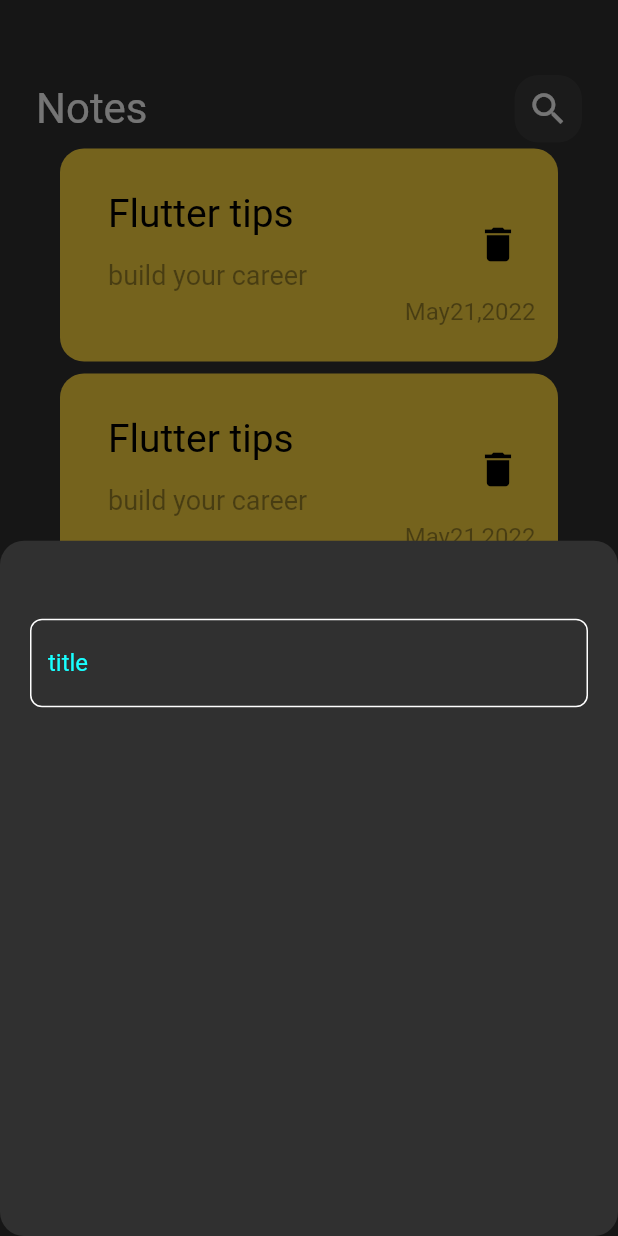
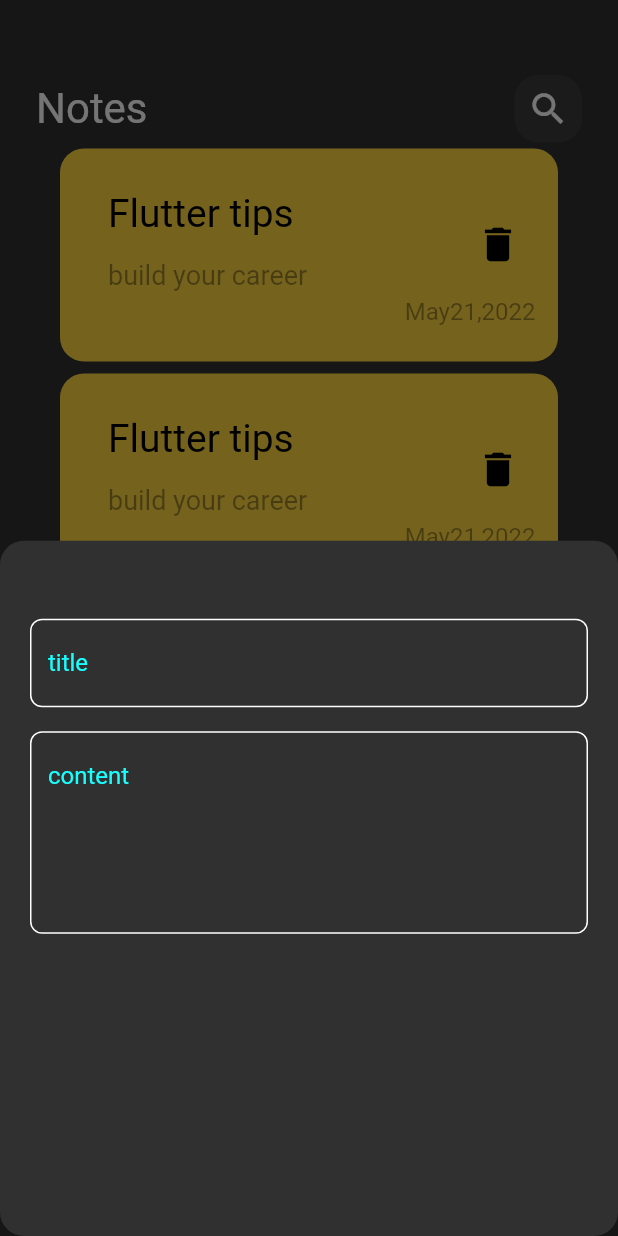
Before and after one commit to ReemOsama30/notes_app, a Flutter app: the screen it shows after launch, after a tap on the "add" icon, on a phone screen of 412 x 824 dp. Run offline on Flutter 3.47's test engine with Material 2 defaults, Android fonts, the phone set to English and light mode, and no system bars; Roboto replaces fonts that are missing (Poppins).

Commit message:
Add TextField To Bottom Sheet

```diff
--- a/lib/widgets/add_note_bottom_sheet.dart
+++ b/lib/widgets/add_note_bottom_sheet.dart
@@ -1,5 +1,4 @@
 import 'package:flutter/material.dart';
-
 import 'custom_text_field.dart';
 
 class AddNoteBottomSheet extends StatelessWidget {
@@ -10,9 +9,12 @@ class AddNoteBottomSheet extends StatelessWidget {
     return  Padding(
       padding: const EdgeInsets.all(20.0),
       child: Column(
-        children: [
+        children:     const [
           SizedBox(height: 32,)
-          ,customTextField()
+          ,customTextField( hint:'title',)
+
+          ,SizedBox(height: 16,)
+          ,customTextField(hint: "content",maxLines: 5,)
         ],
       ),
     );
--- a/lib/widgets/custom_text_field.dart
+++ b/lib/widgets/custom_text_field.dart
@@ -1,18 +1,21 @@
 import 'package:flutter/material.dart';
 
 class customTextField extends StatelessWidget {
-  const customTextField({Key? key}) : super(key: key);
+  const customTextField( {Key? key, required this.hint,  this.maxLines=1 }) : super(key: key);
 
   @override
+  final String hint;
+  final int maxLines;
   Widget build(BuildContext context) {
     return TextField(
+      maxLines: maxLines,
       cursorColor:  Colors.cyanAccent,
       decoration: InputDecoration(
         border: BuildBorder()
           ,enabledBorder: BuildBorder(),
         focusedBorder: BuildBorder( Colors.cyanAccent),
-        hintText: "title"
-          ,hintStyle: const TextStyle(color:  Colors.cyanAccent)
+        hintText: hint,
+          hintStyle: const TextStyle(color:  Colors.cyanAccent)
 
       ),
     );
```
